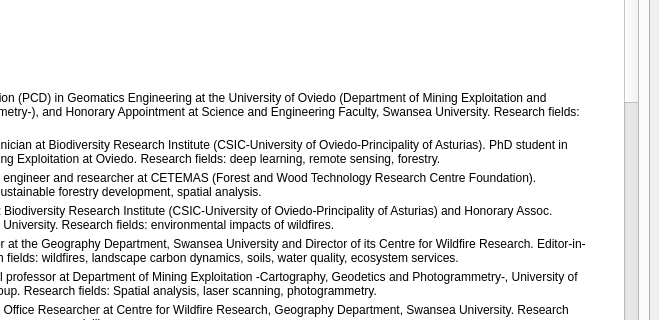
Before: the Qt Designer form qt-files/src/main_window.ui in 3DFin/3DFin, drawn with Qt 5; both pictures show x 340 to 999 and y 222 to 542 of the 999 by 730 pixel window.
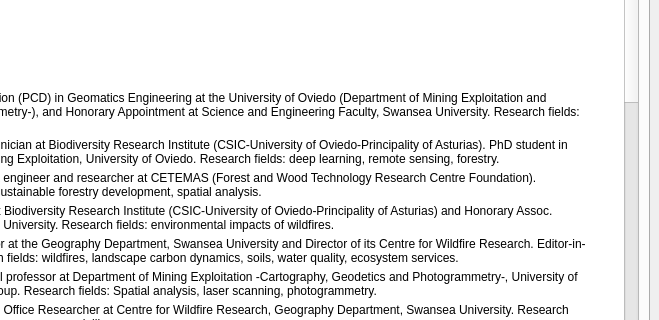
After: the same form once the commit is applied. The open tabs and pages were chosen to show the change. Icons and pictures are not drawn.

```diff
--- a/qt-files/src/main_window.ui
+++ b/qt-files/src/main_window.ui
@@ -1787,7 +1787,7 @@
 &lt;td&gt;
 &lt;p style=&quot; margin-top:0px; margin-bottom:0px; margin-left:0px; margin-right:0px; -qt-block-indent:0; text-indent:0px;&quot;&gt;&lt;img src=&quot;:/assets/assets/diego_pic_1.jpg&quot; /&gt;&lt;/p&gt;&lt;/td&gt;
 &lt;td&gt;
-&lt;p style=&quot; margin-top:0px; margin-bottom:0px; margin-left:0px; margin-right:0px; -qt-block-indent:0; text-indent:0px;&quot;&gt;Diego Laino (diegolainor@gmail.com). Research technician at Biodiversity Research Institute (CSIC-University of Oviedo-Principality of Asturias). PhD student in Natural Resources Engineering at Department of Mining Exploitation at Oviedo. Research fields: deep learning, remote sensing, forestry.&lt;/p&gt;&lt;/td&gt;&lt;/tr&gt;
+&lt;p style=&quot; margin-top:0px; margin-bottom:0px; margin-left:0px; margin-right:0px; -qt-block-indent:0; text-indent:0px;&quot;&gt;Diego Laino (diegolainor@gmail.com). Research technician at Biodiversity Research Institute (CSIC-University of Oviedo-Principality of Asturias). PhD student in Natural Resources Engineering at Department of Mining Exploitation, University of Oviedo. Research fields: deep learning, remote sensing, forestry.&lt;/p&gt;&lt;/td&gt;&lt;/tr&gt;
 &lt;tr&gt;
 &lt;td&gt;
 &lt;p style=&quot; margin-top:0px; margin-bottom:0px; margin-left:0px; margin-right:0px; -qt-block-indent:0; text-indent:0px;&quot;&gt;&lt;img src=&quot;:/assets/assets/covadonga_pic_1.jpg&quot; /&gt;&lt;/p&gt;&lt;/td&gt;
```
